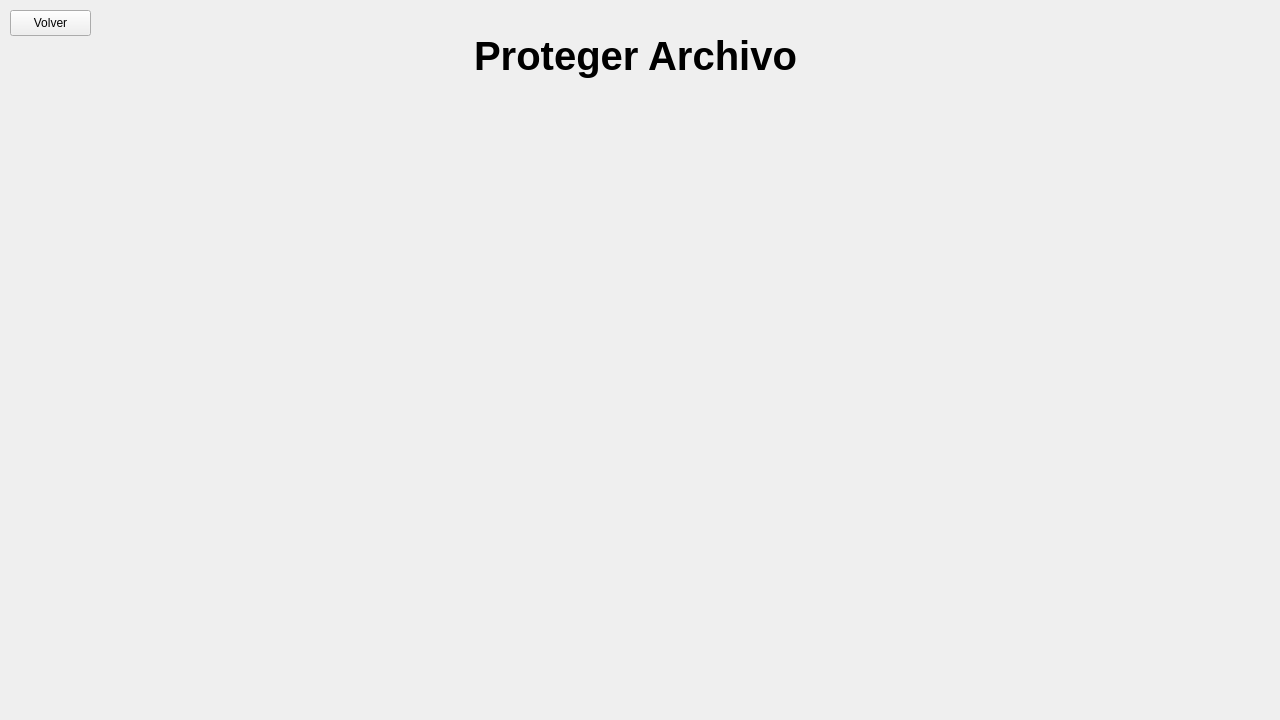
The window that Ventanas/encodeFilePanel.ui (PepeObot/HammingCode) describes before a commit, drawn with Qt 5.
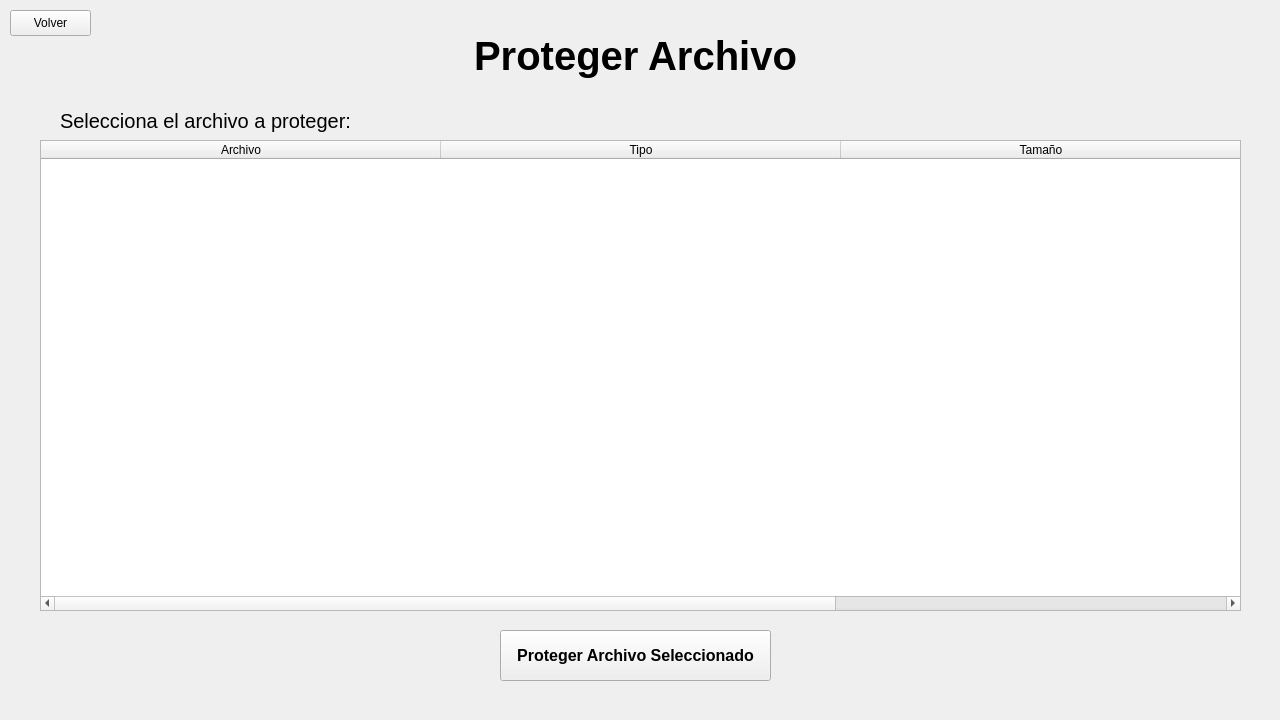
The same window after the commit.

Commit message: Creacion del panel "cargar archivo" y del "proteger archivo" (falta agregar la parte de hamming)

The edit to the form file:
```diff
--- a/Ventanas/encodeFilePanel.ui
+++ b/Ventanas/encodeFilePanel.ui
@@ -48,6 +48,105 @@
     <set>Qt::AlignmentFlag::AlignCenter</set>
    </property>
   </widget>
+  <widget class="QTableWidget" name="tableFile">
+   <property name="geometry">
+    <rect>
+     <x>40</x>
+     <y>140</y>
+     <width>1201</width>
+     <height>471</height>
+    </rect>
+   </property>
+   <attribute name="horizontalHeaderCascadingSectionResizes">
+    <bool>false</bool>
+   </attribute>
+   <attribute name="horizontalHeaderDefaultSectionSize">
+    <number>400</number>
+   </attribute>
+   <attribute name="horizontalHeaderHighlightSections">
+    <bool>true</bool>
+   </attribute>
+   <attribute name="horizontalHeaderShowSortIndicator" stdset="0">
+    <bool>false</bool>
+   </attribute>
+   <attribute name="horizontalHeaderStretchLastSection">
+    <bool>true</bool>
+   </attribute>
+   <attribute name="verticalHeaderVisible">
+    <bool>true</bool>
+   </attribute>
+   <attribute name="verticalHeaderCascadingSectionResizes">
+    <bool>false</bool>
+   </attribute>
+   <attribute name="verticalHeaderHighlightSections">
+    <bool>true</bool>
+   </attribute>
+   <attribute name="verticalHeaderShowSortIndicator" stdset="0">
+    <bool>false</bool>
+   </attribute>
+   <attribute name="verticalHeaderStretchLastSection">
+    <bool>false</bool>
+   </attribute>
+   <column>
+    <property name="text">
+     <string>Archivo</string>
+    </property>
+    <property name="font">
+     <font>
+      <bold>false</bold>
+      <stylestrategy>PreferDefault</stylestrategy>
+      <hintingpreference>PreferDefaultHinting</hintingpreference>
+     </font>
+    </property>
+   </column>
+   <column>
+    <property name="text">
+     <string>Tipo</string>
+    </property>
+   </column>
+   <column>
+    <property name="text">
+     <string>Tamaño</string>
+    </property>
+   </column>
+  </widget>
+  <widget class="QLabel" name="selectLabel">
+   <property name="geometry">
+    <rect>
+     <x>60</x>
+     <y>100</y>
+     <width>301</width>
+     <height>41</height>
+    </rect>
+   </property>
+   <property name="font">
+    <font>
+     <pointsize>15</pointsize>
+    </font>
+   </property>
+   <property name="text">
+    <string>Selecciona el archivo a proteger: </string>
+   </property>
+  </widget>
+  <widget class="QPushButton" name="protegerFile_btn">
+   <property name="geometry">
+    <rect>
+     <x>500</x>
+     <y>630</y>
+     <width>271</width>
+     <height>51</height>
+    </rect>
+   </property>
+   <property name="font">
+    <font>
+     <pointsize>12</pointsize>
+     <bold>true</bold>
+    </font>
+   </property>
+   <property name="text">
+    <string>Proteger Archivo Seleccionado</string>
+   </property>
+  </widget>
  </widget>
  <resources/>
  <connections/>
```
The commit also changes 7 other files.
